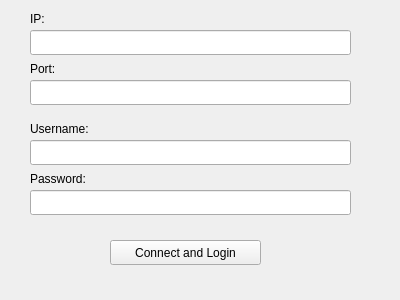
The window that loginwidget.ui (ycdfwzy/tinyFTP) describes before a commit, drawn with Qt 5.
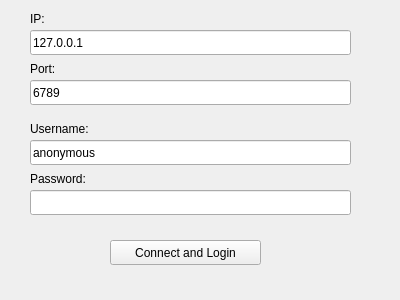
The same window after the commit.

```diff
--- a/loginwidget.ui
+++ b/loginwidget.ui
@@ -35,6 +35,9 @@
      <height>25</height>
     </rect>
    </property>
+   <property name="text">
+    <string>127.0.0.1</string>
+   </property>
   </widget>
   <widget class="QLabel" name="PortLbl">
    <property name="geometry">
@@ -58,6 +61,9 @@
      <height>25</height>
     </rect>
    </property>
+   <property name="text">
+    <string>6789</string>
+   </property>
   </widget>
   <widget class="QLabel" name="NameLbl">
    <property name="geometry">
@@ -81,6 +87,9 @@
      <height>25</height>
     </rect>
    </property>
+   <property name="text">
+    <string>anonymous</string>
+   </property>
   </widget>
   <widget class="QLabel" name="PassLbl">
    <property name="geometry">
```
